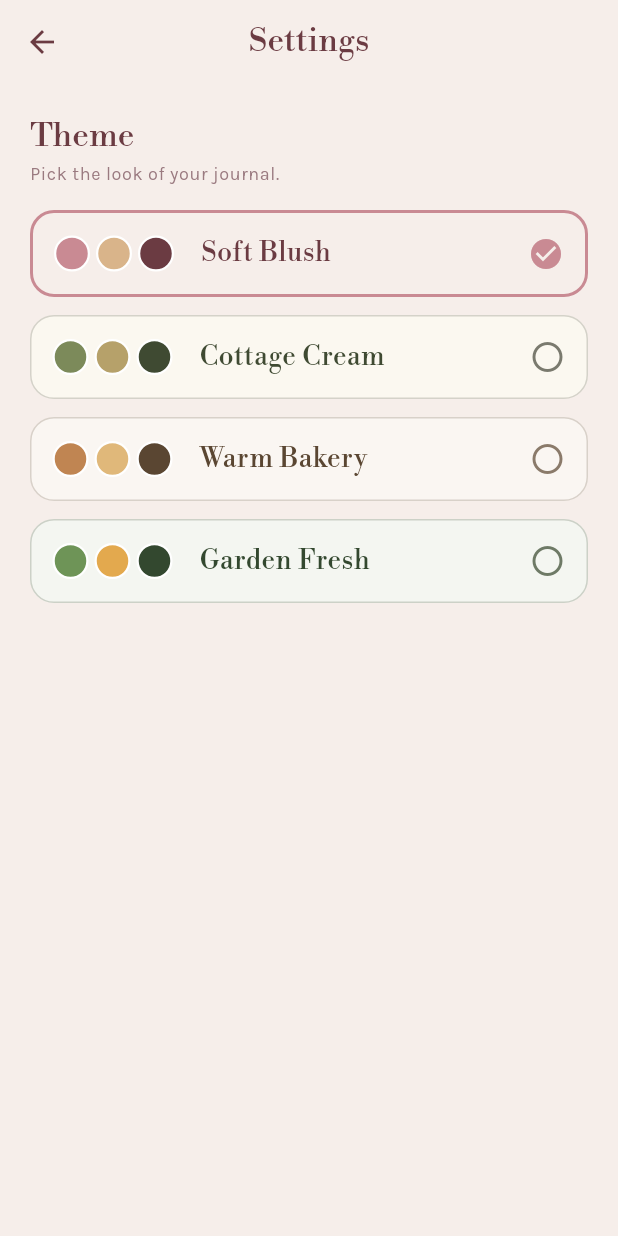
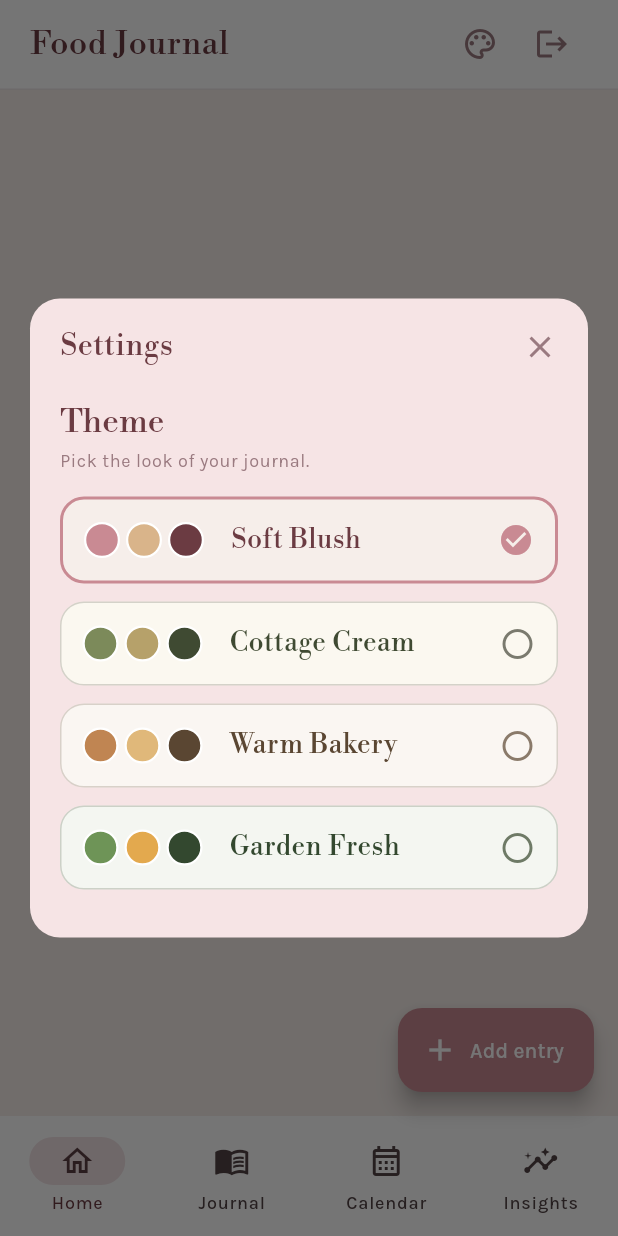
Before and after one commit to EzraGillooly/food-journal, a Flutter app: the AppShell screen opened directly with empty values, after a tap on the "palette" icon, on a phone screen of 412 x 824 dp. Run offline on Flutter 3.47's test engine with Material 3 defaults, Android fonts, the phone set to English and light mode, and no system bars; our stand-ins replace flutter_riverpod, go_router, image_cropper, image_picker, shared_preferences, supabase_flutter; accounts and stored records are empty.

Commit message:
feat: popups everywhere; only nav tabs navigate
- journal, calendar, and insights entry cards open the detail popup
- settings is now a popup (showSettings) from the palette icon; removed the
  /settings full-page route and screen
- /entry/:id remains only as a direct-URL fallback; nothing in-app navigates
  to it anymore

```diff
--- a/lib/features/calendar/presentation/calendar_screen.dart
+++ b/lib/features/calendar/presentation/calendar_screen.dart
@@ -1,6 +1,5 @@
 import 'package:flutter/material.dart';
 import 'package:flutter_riverpod/flutter_riverpod.dart';
-import 'package:go_router/go_router.dart';
 
 import '../../../core/theme/app_theme.dart';
 import '../../../core/theme/theme_provider.dart';
@@ -11,6 +10,7 @@ import '../../../shared/made_bought_label.dart';
 import '../../../shared/rating_stars.dart';
 import '../../entries/application/entries_controller.dart';
 import '../../entries/data/food_entry.dart';
+import '../../entries/presentation/entry_detail_screen.dart';
 import '../../entries/presentation/widgets/entry_photo.dart';
 
 const _monthNames = [
@@ -329,7 +329,7 @@ class _DayEntryTile extends ConsumerWidget {
       margin: EdgeInsets.zero,
       clipBehavior: Clip.antiAlias,
       child: InkWell(
-        onTap: () => context.go('/entry/${entry.id}'),
+        onTap: () => showEntryDetail(context, entry.id!),
         child: Padding(
           padding: const EdgeInsets.all(11),
           child: Row(
--- a/lib/features/entries/presentation/journal_screen.dart
+++ b/lib/features/entries/presentation/journal_screen.dart
@@ -1,6 +1,5 @@
 import 'package:flutter/material.dart';
 import 'package:flutter_riverpod/flutter_riverpod.dart';
-import 'package:go_router/go_router.dart';
 
 import '../../../core/theme/theme_provider.dart';
 import '../../../core/utils/date_format.dart';
@@ -11,6 +10,7 @@
 import '../application/entries_controller.dart';
 import '../application/feed_filter.dart';
 import '../data/food_entry.dart';
+import 'entry_detail_screen.dart';
 import 'widgets/entry_photo.dart';
 import 'widgets/feed_filter_bar.dart';
 
@@ -143,7 +143,7 @@
       margin: EdgeInsets.zero,
       clipBehavior: Clip.antiAlias,
       child: InkWell(
-        onTap: () => context.go('/entry/${entry.id}'),
+        onTap: () => showEntryDetail(context, entry.id!),
         child: Padding(
           padding: const EdgeInsets.all(11),
           child: Row(
--- a/lib/features/insights/presentation/insights_screen.dart
+++ b/lib/features/insights/presentation/insights_screen.dart
@@ -1,6 +1,5 @@
 import 'package:flutter/material.dart';
 import 'package:flutter_riverpod/flutter_riverpod.dart';
-import 'package:go_router/go_router.dart';
 
 import '../../../core/theme/app_theme.dart';
 import '../../../core/theme/theme_provider.dart';
@@ -9,6 +8,7 @@ import '../../../shared/category_tag.dart';
 import '../../entries/application/entries_controller.dart';
 import '../../entries/application/journal_stats.dart';
 import '../../entries/data/food_entry.dart';
+import '../../entries/presentation/entry_detail_screen.dart';
 import '../../entries/presentation/widgets/entry_photo.dart';
 
 /// Insights (Direction B): resurfaced memories + logging streak, plus a few
@@ -114,7 +114,7 @@ class _OnThisDay extends ConsumerWidget {
               margin: EdgeInsets.zero,
               clipBehavior: Clip.antiAlias,
               child: InkWell(
-                onTap: () => context.go('/entry/${e.id}'),
+                onTap: () => showEntryDetail(context, e.id!),
                 child: Padding(
                   padding: const EdgeInsets.all(12),
                   child: Row(
--- a/lib/features/settings/settings_screen.dart
+++ b/lib/features/settings/settings_screen.dart
@@ -1,48 +1,78 @@
 import 'package:flutter/material.dart';
 import 'package:flutter_riverpod/flutter_riverpod.dart';
-import 'package:go_router/go_router.dart';
 
 import '../../core/theme/app_theme.dart';
 import '../../core/theme/theme_provider.dart';
 
-/// Settings (F7): switch between the saved themes. The choice persists.
-class SettingsScreen extends ConsumerWidget {
-  const SettingsScreen({super.key});
+/// Opens settings (theme picker) as a centered popup.
+Future<void> showSettings(BuildContext context) {
+  return showDialog<void>(
+    context: context,
+    builder: (_) => Dialog(
+      insetPadding: const EdgeInsets.all(20),
+      clipBehavior: Clip.antiAlias,
+      shape: RoundedRectangleBorder(borderRadius: BorderRadius.circular(20)),
+      child: const _SettingsDialog(),
+    ),
+  );
+}
+
+class _SettingsDialog extends ConsumerWidget {
+  const _SettingsDialog();
 
   @override
   Widget build(BuildContext context, WidgetRef ref) {
     final active = ref.watch(themeControllerProvider);
+    final theme = active;
     final text = Theme.of(context).textTheme;
+    final size = MediaQuery.sizeOf(context);
 
-    return Scaffold(
-      appBar: AppBar(
-        leading: IconButton(
-          icon: const Icon(Icons.arrow_back),
-          onPressed: () => context.go('/'),
+    return ConstrainedBox(
+      constraints: BoxConstraints(maxWidth: 480, maxHeight: size.height * 0.9),
+      child: Column(
+        mainAxisSize: MainAxisSize.min,
+        children: [
+          Padding(
+            padding: const EdgeInsets.fromLTRB(20, 8, 8, 8),
+            child: Row(
+              children: [
+                Text(
+                  'Settings',
+                  style: TextStyle(
+                    fontFamily: theme.headingFont,
+                    fontSize: 20,
+                    color: theme.ink,
                   ),
-        title: const Text('Settings'),
                 ),
-      body: Center(
-        child: ConstrainedBox(
-          constraints: const BoxConstraints(maxWidth: 480),
+                const Spacer(),
+                IconButton(
+                  icon: Icon(Icons.close, color: theme.inkMuted),
+                  onPressed: () => Navigator.of(context).pop(),
+                ),
+              ],
+            ),
+          ),
+          Flexible(
             child: ListView(
-            padding: const EdgeInsets.all(20),
+              shrinkWrap: true,
+              padding: const EdgeInsets.fromLTRB(20, 4, 20, 20),
               children: [
                 Text('Theme', style: text.titleLarge),
                 const SizedBox(height: 4),
                 Text('Pick the look of your journal.', style: text.bodySmall),
                 const SizedBox(height: 16),
-              for (final theme in AppTheme.all)
+                for (final t in AppTheme.all)
                   _ThemeOption(
-                  theme: theme,
-                  selected: theme.preset == active.preset,
+                    theme: t,
+                    selected: t.preset == active.preset,
                     onTap: () => ref
                         .read(themeControllerProvider.notifier)
-                      .select(theme.preset),
+                        .select(t.preset),
                   ),
               ],
             ),
           ),
+        ],
       ),
     );
   }
--- a/lib/router.dart
+++ b/lib/router.dart
@@ -13,7 +13,6 @@ import 'features/entries/presentation/entry_detail_screen.dart';
 import 'features/entries/presentation/journal_screen.dart';
 import 'features/home/presentation/home_screen.dart';
 import 'features/insights/presentation/insights_screen.dart';
-import 'features/settings/settings_screen.dart';
 import 'shared/app_shell.dart';
 
 /// Turns a Stream into a Listenable so GoRouter re-evaluates redirects whenever
@@ -86,10 +85,6 @@ final routerProvider = Provider<GoRouter>((ref) {
         builder: (context, state) =>
             EntryDetailScreen(entryId: state.pathParameters['id']!),
       ),
-      GoRoute(
-        path: '/settings',
-        builder: (context, state) => const SettingsScreen(),
-      ),
       GoRoute(path: '/login', builder: (context, state) => const LoginScreen()),
       GoRoute(
         path: '/signup',
--- a/lib/shared/app_shell.dart
+++ b/lib/shared/app_shell.dart
@@ -6,6 +6,7 @@ import '../core/theme/app_theme.dart';
 import '../core/theme/theme_provider.dart';
 import '../features/auth/application/auth_providers.dart';
 import '../features/entries/presentation/entry_form_dialog.dart';
+import '../features/settings/settings_screen.dart';
 
 /// Width at or above which the app uses a desktop website layout (top nav);
 /// below it, a phone layout (top bar + bottom navigation).
@@ -146,7 +147,7 @@ class _TopBar extends ConsumerWidget implements PreferredSizeWidget {
                             Icons.palette_outlined,
                             color: theme.inkMuted,
                           ),
-                          onPressed: () => context.go('/settings'),
+                          onPressed: () => showSettings(context),
                         ),
                         IconButton(
                           tooltip: 'Log out',
```
Lines whose indentation alone changed are shown as unchanged.
